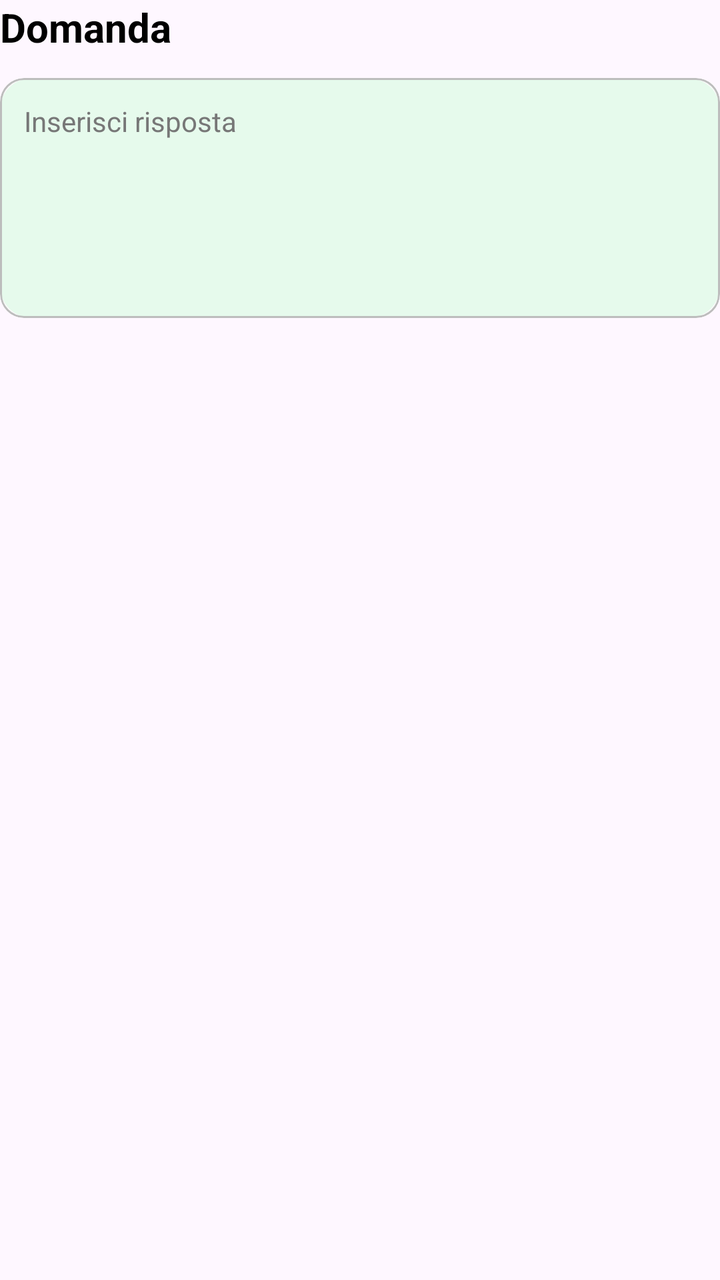
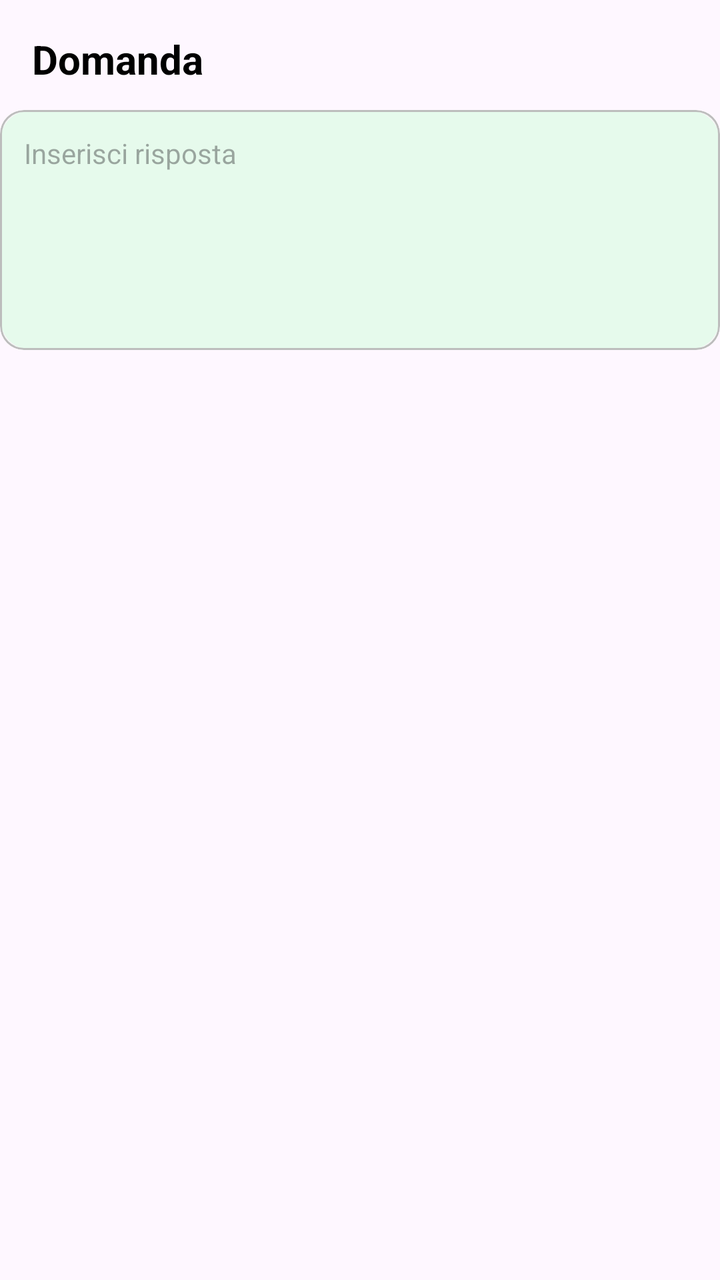

Screens rendered from an Android XML layout before and after an edit, with the pre-edit source and the edit as a unified diff.
<!-- AndroidManifest.xml: application theme Theme.SuperSpan -->
<!-- res/layout/view_question.xml -->
<?xml version="1.0" encoding="utf-8"?>
<androidx.constraintlayout.widget.ConstraintLayout xmlns:android="http://schemas.android.com/apk/res/android"
    android:layout_width="match_parent"
    android:layout_height="match_parent"
    xmlns:app="http://schemas.android.com/apk/res-auto"
    >

    <TextView
        android:id="@+id/question_text"
        android:layout_width="wrap_content"
        android:layout_height="wrap_content"
        android:text="Domanda"
        style="@style/textProduct"
        android:textColor="@color/black"
        android:textSize="20sp"
        android:layout_marginBottom="12dp"
        app:layout_constraintStart_toStartOf="parent"
        app:layout_constraintTop_toTopOf="parent"
        />

    <com.google.android.material.card.MaterialCardView
        android:id="@+id/cardUploadCv"
        android:layout_width="match_parent"
        android:layout_height="120dp"
        android:clickable="true"
        android:focusable="true"
        app:cardBackgroundColor="#F9F9F9"
        app:cardCornerRadius="12dp"
        app:cardElevation="0dp"
        app:layout_constraintEnd_toEndOf="parent"
        app:layout_constraintStart_toStartOf="parent"
        app:layout_constraintTop_toBottomOf="@+id/question_text"
        android:layout_marginTop="12dp"
        app:strokeColor="#BDBDBD"
        app:strokeWidth="1dp">

        <LinearLayout
            android:layout_width="match_parent"
            android:layout_height="match_parent"
            android:orientation="vertical"
            android:background="@drawable/bg_product">

            <com.google.android.material.textfield.TextInputEditText
                android:id="@+id/tvCvName"
                android:layout_width="wrap_content"
                android:layout_height="wrap_content"
                android:text="Inserisci risposta"
                style="@style/descProduct"
                android:textSize="14dp"
                android:background="@null"/>

        </LinearLayout>

    </com.google.android.material.card.MaterialCardView>

</androidx.constraintlayout.widget.ConstraintLayout>
<!-- resources referenced by this layout -->
<resources>
  <color name="black">#FF000000</color>
  <!-- drawable bg_product (drawable) -->
  <?xml version="1.0" encoding="utf-8"?>
  <shape xmlns:android="http://schemas.android.com/apk/res/android">
      
      <solid android:color="@color/bg_product_color" />
      <corners android:radius="16dp" />
      
      <padding
          android:left="12dp"
          android:top="12dp"
          android:right="12dp"
          android:bottom="12dp" />
  </shape>
  <style name="descProduct">
          <item name="android:textColor">#777777</item>
          <item name="android:textSize">14sp</item>
      </style>
  <style name="textProduct">
          <item name="android:textStyle">bold</item>
          <item name="android:textSize">14sp</item>
      </style>
  <style name="Theme.SuperSpan" parent="Base.Theme.SuperSpan" />
  <color name="bg_product_color">#E6FAEC</color>
  <style name="Base.Theme.SuperSpan" parent="Theme.Material3.DayNight.NoActionBar">
          
          <item name="android:forceDarkAllowed">false</item>
  
          
          <item name="android:textColorPrimary">@color/text_primary</item>
          <item name="android:textColorSecondary">@color/text_secondary</item>
  
          
          <item name="colorOnBackground">@color/text_primary</item>
          <item name="colorOnSurface">@color/text_primary</item>
  
  
          
          <item name="colorPrimary">@color/brand_primary</item>
          <item name="colorSecondary">@color/brand_secondary</item>
          <item name="colorSurface">@color/surface_color</item>
          <item name="android:statusBarColor">@android:color/transparent</item>
  
      
          
      </style>
  <color name="text_primary">#FF000000</color>
  <color name="text_secondary">#8A000000</color>
  <color name="brand_primary">#5DBB63</color>
  <color name="brand_secondary">#1E8C4A</color>
  <color name="surface_color">#FFF5F5F5</color>
</resources>

<!-- the commit's change to res/layout/view_question.xml (unified diff, before → after) -->
@@ -1,7 +1,7 @@
 <?xml version="1.0" encoding="utf-8"?>
 <androidx.constraintlayout.widget.ConstraintLayout xmlns:android="http://schemas.android.com/apk/res/android"
     android:layout_width="match_parent"
-    android:layout_height="match_parent"
+    android:layout_height="wrap_content"
     xmlns:app="http://schemas.android.com/apk/res-auto"
     >
 
@@ -13,19 +13,18 @@
         style="@style/textProduct"
         android:textColor="@color/black"
         android:textSize="20sp"
-        android:layout_marginBottom="12dp"
+        android:layout_marginStart="16dp"
+        android:layout_marginTop="16dp"
         app:layout_constraintStart_toStartOf="parent"
         app:layout_constraintTop_toTopOf="parent"
         />
 
     <com.google.android.material.card.MaterialCardView
-        android:id="@+id/cardUploadCv"
+        android:id="@+id/answerBox"
         android:layout_width="match_parent"
         android:layout_height="120dp"
         android:clickable="true"
         android:focusable="true"
-        app:cardBackgroundColor="#F9F9F9"
-        app:cardCornerRadius="12dp"
         app:cardElevation="0dp"
         app:layout_constraintEnd_toEndOf="parent"
         app:layout_constraintStart_toStartOf="parent"
@@ -41,12 +40,17 @@
             android:background="@drawable/bg_product">
 
             <com.google.android.material.textfield.TextInputEditText
-                android:id="@+id/tvCvName"
-                android:layout_width="wrap_content"
-                android:layout_height="wrap_content"
-                android:text="Inserisci risposta"
+                android:id="@+id/etAnswer"
+                android:layout_width="match_parent"
+                android:layout_height="match_parent"
+                android:gravity="top"
+                android:hint="Inserisci risposta"
+                android:inputType="textMultiLine"
+                android:overScrollMode="always"
+                android:scrollbarStyle="insideInset"
+                android:scrollbars="vertical"
                 style="@style/descProduct"
-                android:textSize="14dp"
+                android:textSize="14sp"
                 android:background="@null"/>
 
         </LinearLayout>
<!-- resource entries referenced after the edit -->
@@ -15,7 +15,7 @@
           android:bottom="12dp" />
   </shape>
   <style name="descProduct">
-          <item name="android:textColor">#777777</item>
+          <item name="android:textColor">@color/desc_color</item>
           <item name="android:textSize">14sp</item>
       </style>
   <style name="textProduct">
@@ -24,6 +24,7 @@
       </style>
   <style name="Theme.SuperSpan" parent="Base.Theme.SuperSpan" />
   <color name="bg_product_color">#E6FAEC</color>
+  <color name="desc_color">#777777</color>
   <style name="Base.Theme.SuperSpan" parent="Theme.Material3.DayNight.NoActionBar">
           
           <item name="android:forceDarkAllowed">false</item>
